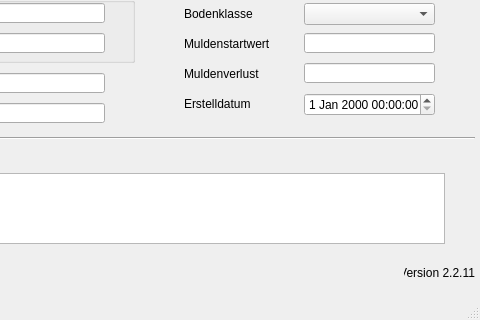
Old version of the form qkan/database/templates/abflussparameter.ui in the repository hoettges/QKan; both pictures show x 156 to 636 and y 87 to 407 of the 636 by 407 pixel window.
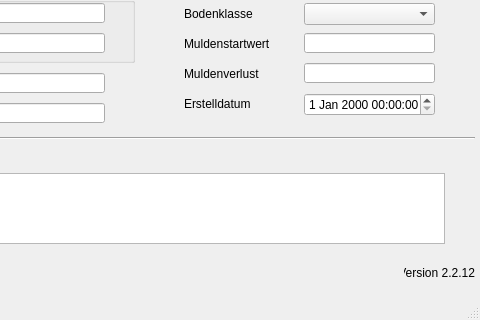
New version of the form. Custom widgets are drawn as their Qt base class.

```diff
--- a/qkan/database/templates/abflussparameter.ui
+++ b/qkan/database/templates/abflussparameter.ui
@@ -296,7 +296,7 @@
      <string>Version QKan Import</string>
     </property>
     <property name="text">
-     <string>Version 2.2.11</string>
+     <string>Version 2.2.12</string>
     </property>
     <property name="alignment">
      <set>Qt::AlignRight|Qt::AlignTrailing|Qt::AlignVCenter</set>
```
